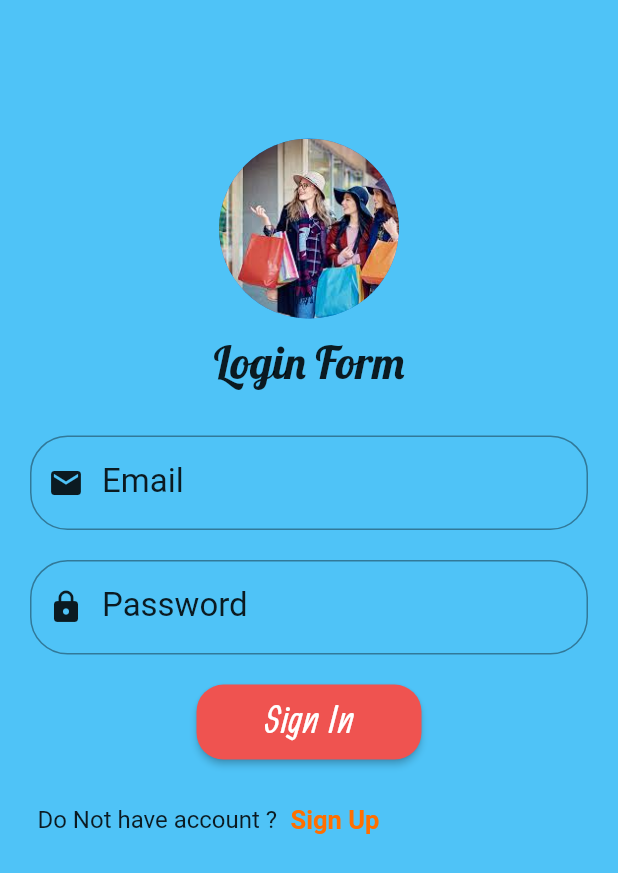
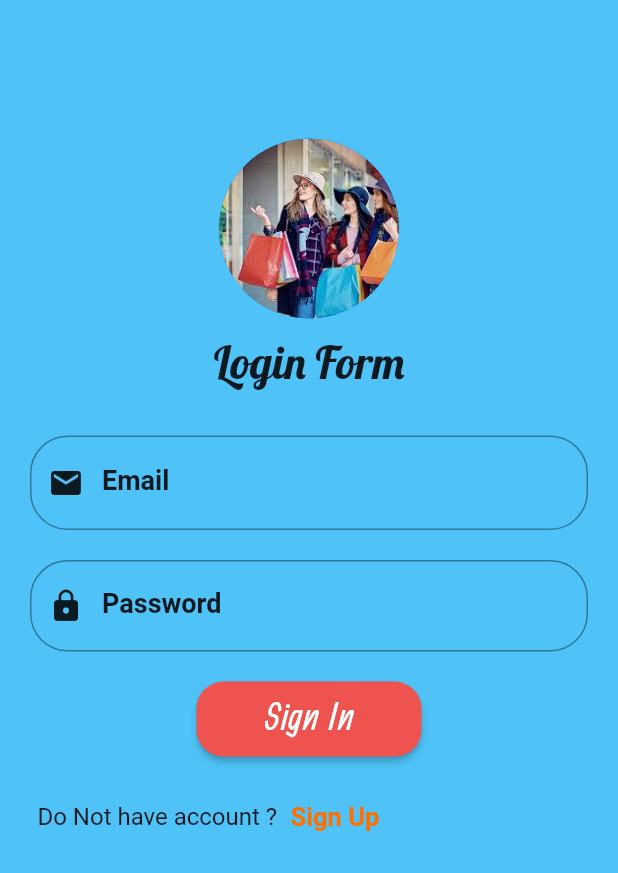
Before and after one commit to Mina-Nashaat10/TeleMarketApp, a Flutter app: the screen it shows after launch, on a phone screen of 412 x 824 dp. Shown: the top 873 px of the screen. Run offline on Flutter 3.47's test engine with Material 2 defaults, Android fonts, the phone set to English and light mode, and no system bars; our stand-ins replace carousel_pro, cloud_firestore, connectivity_plus, email_validator, firebase_auth, firebase_core and 10 more; accounts and stored records are empty; generated files the repository leaves out were written again.

```diff
--- a/lib/main.dart
+++ b/lib/main.dart
@@ -1,4 +1,5 @@
 import 'package:flutter/material.dart';
+import 'package:showcaseview/showcaseview.dart';
 import 'package:tele_market/screens/admin/all_admins.dart';
 import 'package:tele_market/screens/admin/all_clients.dart';
 import 'package:tele_market/screens/admin/bottom_nav_bar.dart';
--- a/lib/screens/ui/login.dart
+++ b/lib/screens/ui/login.dart
@@ -109,10 +109,13 @@ class _LoginState extends State<Login> {
                           hintText: "Enter Your Email...",
                           hintMaxLines: 1,
                           hintStyle:
-                              TextStyle(color: Colors.black87, fontSize: 17),
+                              TextStyle(color: Colors.black87, fontSize: 15),
                           labelText: "Email",
-                          labelStyle:
-                              TextStyle(color: Colors.black87, fontSize: 22),
+                          labelStyle: TextStyle(
+                            color: Colors.black87,
+                            fontSize: 18,
+                            fontWeight: FontWeight.bold,
+                          ),
                           prefixIcon: Icon(
                             Icons.email,
                             color: Colors.black87,
@@ -142,16 +145,19 @@ class _LoginState extends State<Login> {
                       child: TextFormField(
                         focusNode: passNode,
                         controller: pass,
-                        style: TextStyle(fontSize: 20),
+                        style: TextStyle(fontSize: 18),
                         keyboardType: TextInputType.visiblePassword,
                         decoration: InputDecoration(
                           hintText: "Enter Your Password...",
                           hintMaxLines: 1,
                           hintStyle:
-                              TextStyle(color: Colors.black87, fontSize: 17),
+                              TextStyle(color: Colors.black87, fontSize: 15),
                           labelText: "Password",
-                          labelStyle:
-                              TextStyle(color: Colors.black87, fontSize: 22),
+                          labelStyle: TextStyle(
+                            color: Colors.black87,
+                            fontSize: 18,
+                            fontWeight: FontWeight.bold,
+                          ),
                           prefixIcon: Icon(
                             Icons.lock,
                             color: Colors.black87,
```
Also changed, not shown: lib/screens/client/cart.dart (+222 -180 lines), pubspec.yaml (+20 -39 lines), pubspec.lock.
